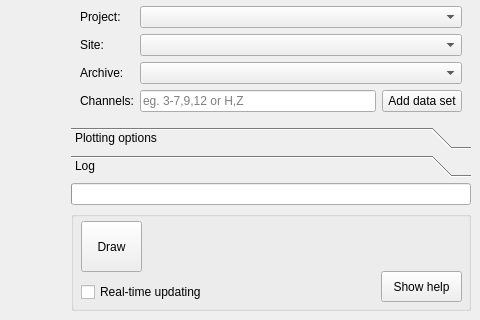
Qt form auroraplot/gui/auroraplot_dataviewer.ui (stevemarple/auroraplot) before a commit; both pictures show x 507 to 987 and y 394 to 714 of the 987 by 714 pixel window.
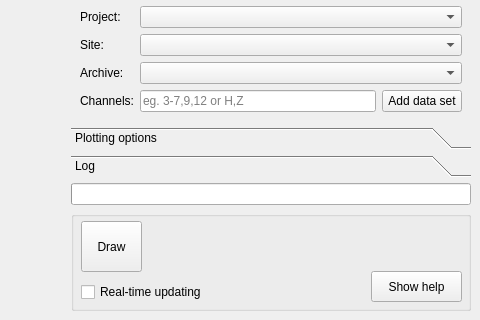
The same form after that commit. The open tabs and pages were chosen to show the change. Icons and pictures are not drawn.

Commit message: Adds Darwin (Mac) compatibility

```diff
--- a/auroraplot/gui/auroraplot_dataviewer.ui
+++ b/auroraplot/gui/auroraplot_dataviewer.ui
@@ -460,9 +460,9 @@
           <widget class="QPushButton" name="helpButton">
            <property name="geometry">
             <rect>
-             <x>310</x>
+             <x>300</x>
              <y>60</y>
-             <width>81</width>
+             <width>91</width>
              <height>31</height>
             </rect>
            </property>
```
Left out of the diff: 12 changed lines with no effect on the pictures. The commit also changes 2 other files.
